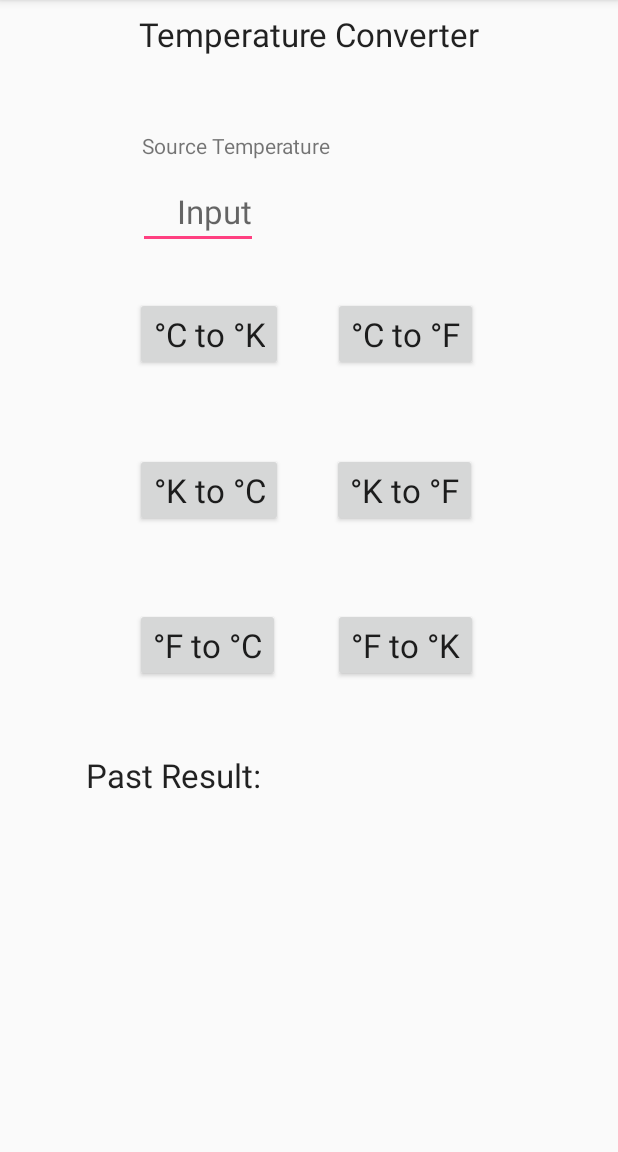
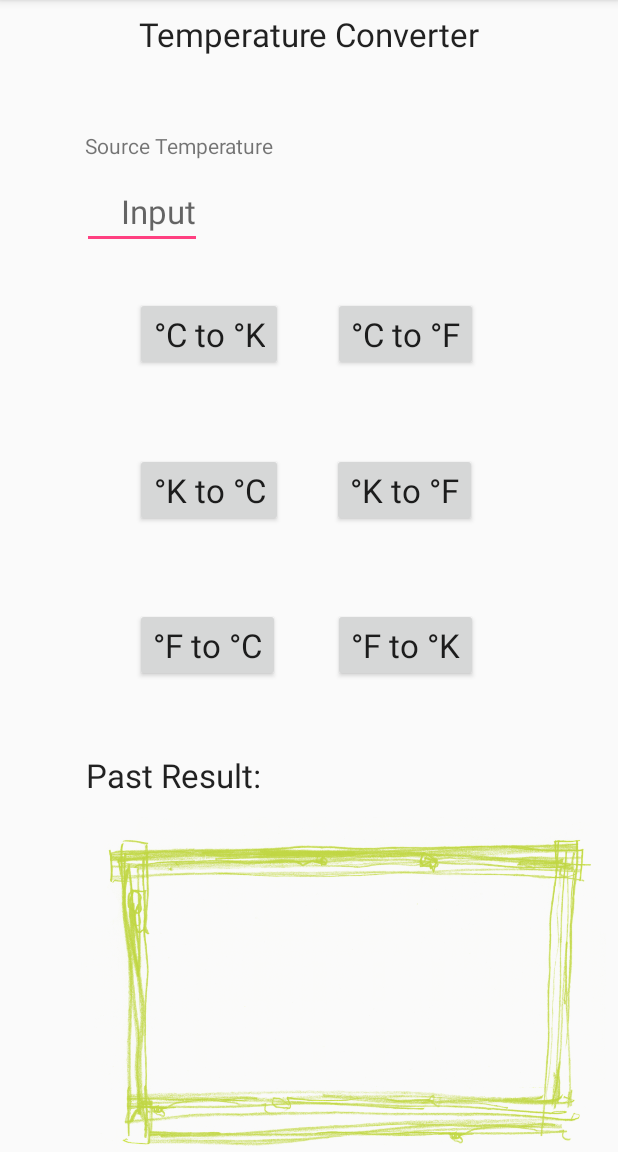
Before and after one commit to khyjb1995/106-1-Smart-Mobile-Application-Design-Exercise1_Temperature_Convert, an Android app: the screen it shows after launch (MainActivity), on a phone screen of 412 x 824 dp, the part 84-1236 px from its top. Run offline under Robolectric (Android 15) with nearby library versions, the phone set to English and light mode, and no system bars.

Commit message:
Imageview Added

```diff
--- a/app/src/main/res/layout/activity_main.xml
+++ b/app/src/main/res/layout/activity_main.xml
@@ -11,17 +11,20 @@
         android:layout_width="wrap_content"
         android:layout_height="wrap_content"
         android:layout_marginBottom="8dp"
+        android:layout_marginEnd="8dp"
         android:layout_marginLeft="8dp"
         android:layout_marginRight="8dp"
+        android:layout_marginStart="8dp"
         android:layout_marginTop="8dp"
         android:width="80dp"
         android:ems="10"
         android:hint="Input"
         android:inputType="numberSigned|numberDecimal"
+        android:maxLength="5"
         android:textAlignment="textEnd"
         android:textAppearance="@android:style/TextAppearance.DeviceDefault.Large"
         app:layout_constraintBottom_toBottomOf="parent"
-        app:layout_constraintHorizontal_bias="0.265"
+        app:layout_constraintHorizontal_bias="0.147"
         app:layout_constraintLeft_toLeftOf="parent"
         app:layout_constraintRight_toRightOf="parent"
         app:layout_constraintTop_toTopOf="parent"
@@ -29,8 +32,8 @@
 
     <TextView
         android:id="@+id/textView_PastResult"
-        android:layout_width="218dp"
-        android:layout_height="134dp"
+        android:layout_width="250dp"
+        android:layout_height="102dp"
         android:layout_marginBottom="8dp"
         android:layout_marginLeft="8dp"
         android:layout_marginRight="8dp"
@@ -42,11 +45,13 @@
         android:textAllCaps="false"
         android:textAppearance="@style/TextAppearance.AppCompat.Large"
         app:layout_constraintBottom_toBottomOf="parent"
-        app:layout_constraintHorizontal_bias="0.314"
+        app:layout_constraintHorizontal_bias="0.44"
         app:layout_constraintLeft_toLeftOf="parent"
         app:layout_constraintRight_toRightOf="parent"
         app:layout_constraintTop_toTopOf="parent"
-        app:layout_constraintVertical_bias="1.0" />
+        app:layout_constraintVertical_bias="0.89"
+        android:layout_marginStart="8dp"
+        android:layout_marginEnd="8dp" />
 
     <TextView
         android:id="@+id/textView_title"
@@ -65,11 +70,13 @@
         app:layout_constraintLeft_toLeftOf="parent"
         app:layout_constraintRight_toRightOf="parent"
         app:layout_constraintTop_toTopOf="parent"
-        app:layout_constraintVertical_bias="0.0" />
+        app:layout_constraintVertical_bias="0.0"
+        android:layout_marginStart="8dp"
+        android:layout_marginEnd="8dp" />
 
     <TextView
         android:id="@+id/textView_Result"
-        android:layout_width="150dp"
+        android:layout_width="170dp"
         android:layout_height="wrap_content"
         android:layout_marginBottom="8dp"
         android:layout_marginLeft="8dp"
@@ -79,11 +86,13 @@
         android:text="TextView"
         android:textAppearance="@android:style/TextAppearance.DeviceDefault.Large"
         app:layout_constraintBottom_toBottomOf="parent"
-        app:layout_constraintHorizontal_bias="0.773"
+        app:layout_constraintHorizontal_bias="0.67"
         app:layout_constraintLeft_toLeftOf="parent"
         app:layout_constraintRight_toRightOf="parent"
         app:layout_constraintTop_toTopOf="parent"
-        app:layout_constraintVertical_bias="0.17" />
+        app:layout_constraintVertical_bias="0.166"
+        android:layout_marginStart="8dp"
+        android:layout_marginEnd="8dp" />
 
     <TextView
         android:id="@+id/textView5"
@@ -101,7 +110,9 @@
         app:layout_constraintLeft_toLeftOf="parent"
         app:layout_constraintRight_toRightOf="parent"
         app:layout_constraintTop_toTopOf="parent"
-        app:layout_constraintVertical_bias="0.684" />
+        app:layout_constraintVertical_bias="0.684"
+        android:layout_marginStart="8dp"
+        android:layout_marginEnd="8dp" />
 
     <TextView
         android:id="@+id/txtview_srctemp"
@@ -116,8 +127,10 @@
         android:layout_marginTop="8dp"
         app:layout_constraintBottom_toBottomOf="parent"
         android:layout_marginBottom="8dp"
-        app:layout_constraintHorizontal_bias="0.322"
-        app:layout_constraintVertical_bias="0.108" />
+        app:layout_constraintHorizontal_bias="0.18"
+        app:layout_constraintVertical_bias="0.108"
+        android:layout_marginStart="8dp"
+        android:layout_marginEnd="8dp" />
 
     <Button
         android:id="@+id/btnCtoF"
@@ -135,7 +148,9 @@
         app:layout_constraintLeft_toLeftOf="parent"
         app:layout_constraintRight_toRightOf="parent"
         app:layout_constraintTop_toTopOf="parent"
-        app:layout_constraintVertical_bias="0.27" />
+        app:layout_constraintVertical_bias="0.27"
+        android:layout_marginStart="8dp"
+        android:layout_marginEnd="8dp" />
 
     <Button
         android:id="@+id/btnKtoF"
@@ -153,7 +168,9 @@
         app:layout_constraintLeft_toLeftOf="parent"
         app:layout_constraintRight_toRightOf="parent"
         app:layout_constraintTop_toTopOf="parent"
-        app:layout_constraintVertical_bias="0.418" />
+        app:layout_constraintVertical_bias="0.418"
+        android:layout_marginStart="8dp"
+        android:layout_marginEnd="8dp" />
 
     <Button
         android:id="@+id/btnFtoC"
@@ -171,7 +188,9 @@
         app:layout_constraintLeft_toLeftOf="parent"
         app:layout_constraintRight_toRightOf="parent"
         app:layout_constraintTop_toTopOf="parent"
-        app:layout_constraintVertical_bias="0.565" />
+        app:layout_constraintVertical_bias="0.565"
+        android:layout_marginStart="8dp"
+        android:layout_marginEnd="8dp" />
 
     <Button
         android:id="@+id/btnKtoC"
@@ -189,7 +208,9 @@
         app:layout_constraintLeft_toLeftOf="parent"
         app:layout_constraintRight_toRightOf="parent"
         app:layout_constraintTop_toTopOf="parent"
-        app:layout_constraintVertical_bias="0.418" />
+        app:layout_constraintVertical_bias="0.418"
+        android:layout_marginStart="8dp"
+        android:layout_marginEnd="8dp" />
 
     <Button
         android:id="@+id/btnFtoK"
@@ -207,7 +228,9 @@
         app:layout_constraintLeft_toLeftOf="parent"
         app:layout_constraintRight_toRightOf="parent"
         app:layout_constraintTop_toTopOf="parent"
-        app:layout_constraintVertical_bias="0.565" />
+        app:layout_constraintVertical_bias="0.565"
+        android:layout_marginStart="8dp"
+        android:layout_marginEnd="8dp" />
 
     <Button
         android:id="@+id/btnCtoK"
@@ -225,6 +248,24 @@
         app:layout_constraintLeft_toLeftOf="parent"
         app:layout_constraintRight_toRightOf="parent"
         app:layout_constraintTop_toTopOf="parent"
-        app:layout_constraintVertical_bias="0.27" />
+        app:layout_constraintVertical_bias="0.27"
+        android:layout_marginStart="8dp"
+        android:layout_marginEnd="8dp" />
+
+    <ImageView
+        android:id="@+id/imageView"
+        android:layout_width="350dp"
+        android:layout_height="254dp"
+        android:layout_marginLeft="8dp"
+        android:layout_marginRight="8dp"
+        app:layout_constraintLeft_toLeftOf="parent"
+        app:layout_constraintRight_toRightOf="parent"
+        app:srcCompat="@drawable/frame"
+        app:layout_constraintBottom_toBottomOf="parent"
+        android:layout_marginBottom="0dp"
+        app:layout_constraintTop_toTopOf="parent"
+        android:layout_marginTop="8dp"
+        app:layout_constraintVertical_bias="1.05"
+        app:layout_constraintHorizontal_bias="1.0" />
 
 </android.support.constraint.ConstraintLayout>
```
Also changed, not shown: app/src/main/res/drawable/frame.png (added), app/src/main/res/frame.png (added).
